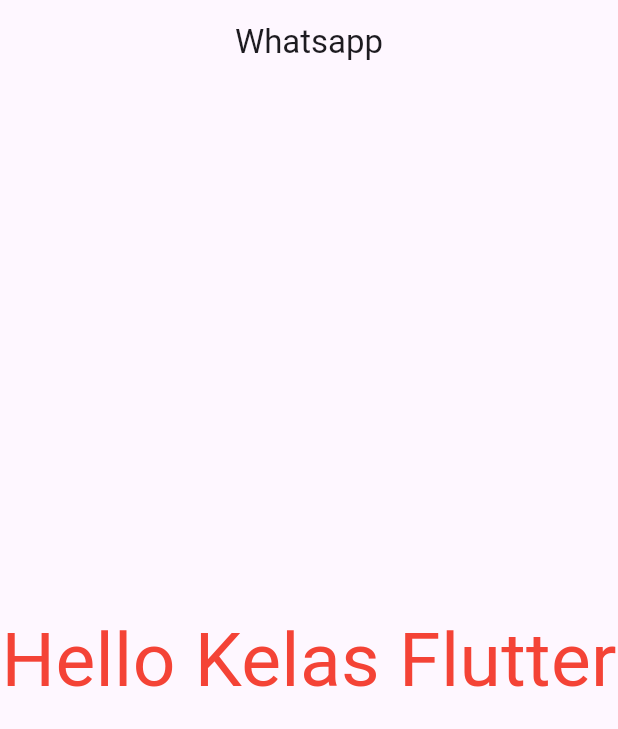
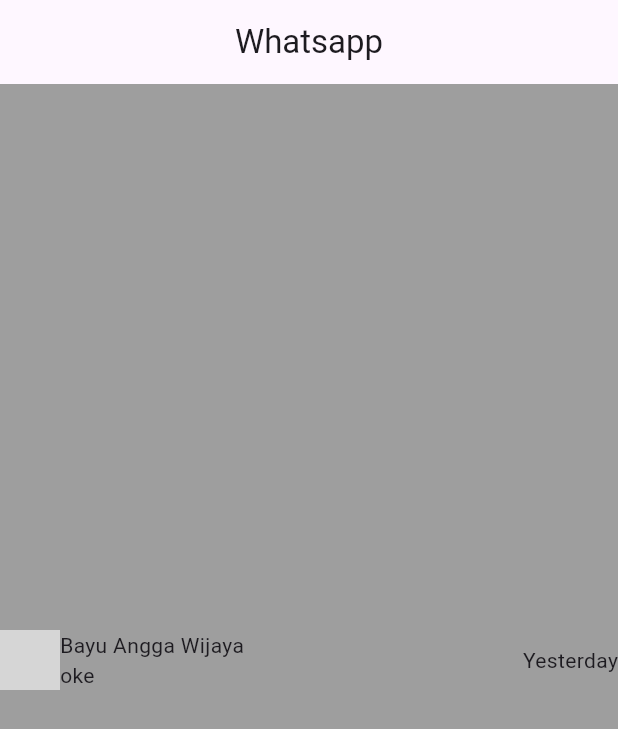
Before and after one commit to kanaydo/composing, a Flutter app: the screen it shows after launch, on a phone screen of 412 x 824 dp. Shown: the top 729 px of the screen. Run offline on Flutter 3.47's test engine with Material 2 defaults, Android fonts, the phone set to English and light mode, and no system bars; network calls fail; grey boxes are pictures that could not be loaded.

Commit message:
add layoutinh

```diff
--- a/lib/main.dart
+++ b/lib/main.dart
@@ -45,15 +45,29 @@
   @override
   Widget build(BuildContext context) {
     return Scaffold(
-      appBar: AppBar(
-        title: const Text('Whatsapp'),
-        centerTitle: true,
-      ),
-      body: const Center(
-          child: Text(
-        "Hello Kelas Flutter",
-        style: TextStyle(fontSize: 50, color: Colors.red),
-      )),
-    );
+        appBar: AppBar(
+          title: const Text('Whatsapp'),
+          centerTitle: true,
+        ),
+        body: Container(
+          color: Colors.grey,
+          child: Row(
+            crossAxisAlignment: CrossAxisAlignment.center,
+            children: [
+              CircleAvatar(backgroundImage: NetworkImage('https://picsum.photos/200/300')),
+              Expanded(
+                child: Column(
+                  mainAxisAlignment: MainAxisAlignment.center,
+                  crossAxisAlignment: CrossAxisAlignment.start,
+                  children: [
+                    Text('Bayu Angga Wijaya'),
+                    Text('oke')
+                  ],
+                ),
+              ),
+              Text('Yesterday')
+            ],
+          ),
+        ));
   }
 }
```
